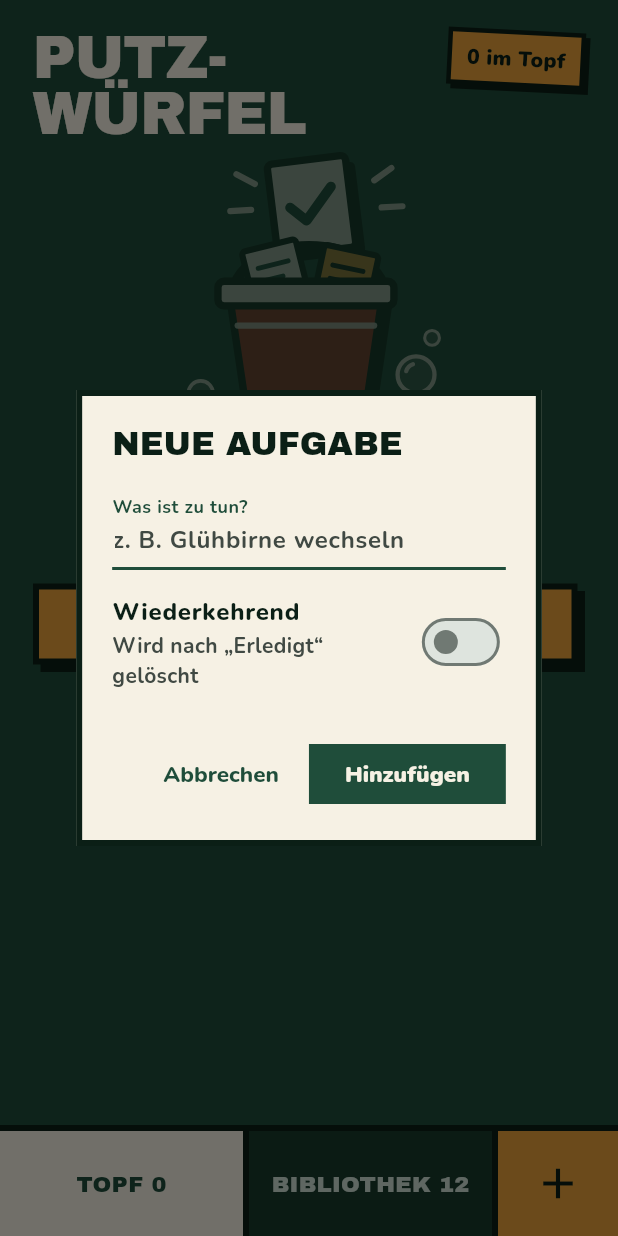
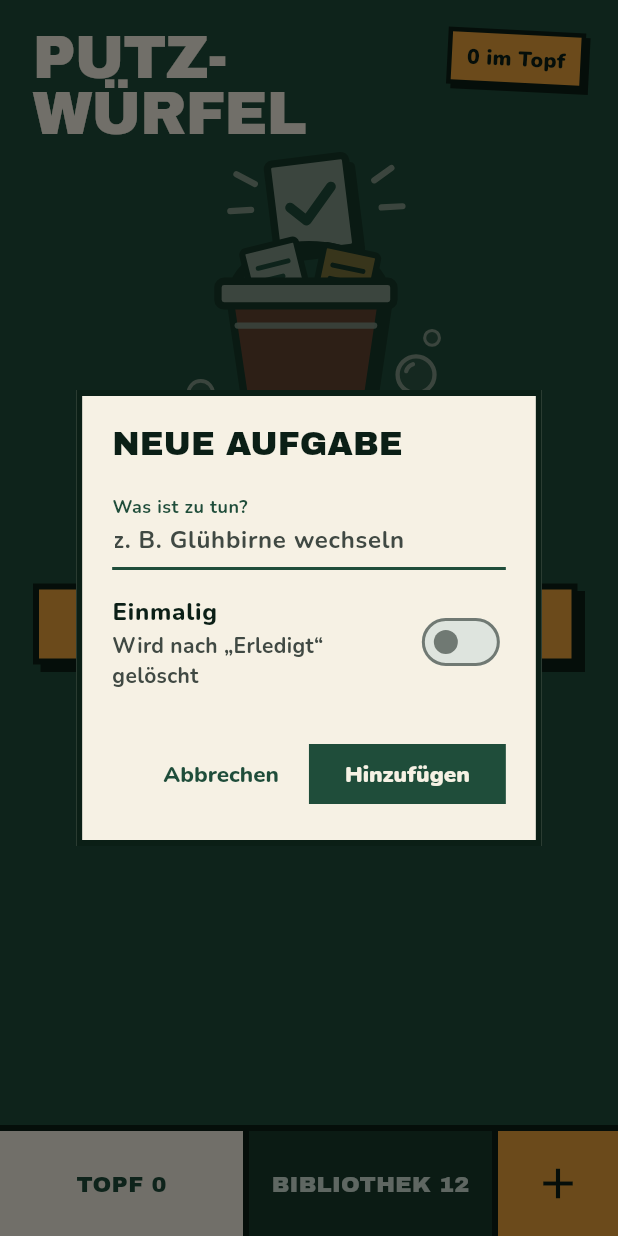
Before and after one commit to LeoStumpf/Putzwuerfel, a Flutter app: the screen it shows after launch, item 3 of the bottom bar chosen, on a phone screen of 412 x 824 dp. Run offline on Flutter 3.47's test engine with Material 3 defaults, Android fonts, the phone set to English and light mode, and no system bars; our stand-ins replace flutter_svg, shared_preferences.

Commit message:
Neue Aufgabe: Schalter zeigt „Einmalig“ bzw. „Wiederkehrend“ passend zum Zustand
Co-Authored-By: Claude Opus 5.5 <noreply@anthropic.com>

```diff
--- a/lib/main.dart
+++ b/lib/main.dart
@@ -1024,10 +1024,10 @@ class _AddChoreDialogState extends State<AddChoreDialog> {
             SwitchListTile(
               key: const Key('repeating'),
               contentPadding: EdgeInsets.zero,
-              title: const Text('Wiederkehrend',
-                  style: TextStyle(fontWeight: FontWeight.w800)),
+              title: Text(_repeating ? 'Wiederkehrend' : 'Einmalig',
+                  style: const TextStyle(fontWeight: FontWeight.w800)),
               subtitle: Text(_repeating
-                  ? 'Kommt nach „Erledigt“ in die Bibliothek'
+                  ? 'Kommt nach „Erledigt“ zurück in die Bibliothek'
                   : 'Wird nach „Erledigt“ gelöscht'),
               value: _repeating,
               onChanged: (v) => setState(() => _repeating = v),
--- a/pubspec.yaml
+++ b/pubspec.yaml
@@ -16,7 +16,7 @@ publish_to: 'none' # Remove this line if you wish to publish to pub.dev
 # https://developer.apple.com/library/archive/documentation/General/Reference/InfoPlistKeyReference/Articles/CoreFoundationKeys.html
 # In Windows, build-name is used as the major, minor, and patch parts
 # of the product and file versions while build-number is used as the build suffix.
-version: 1.3.1+6
+version: 1.3.2+7
 
 environment:
   sdk: ^3.12.0
```
Also changed, not shown: 1 other file.
